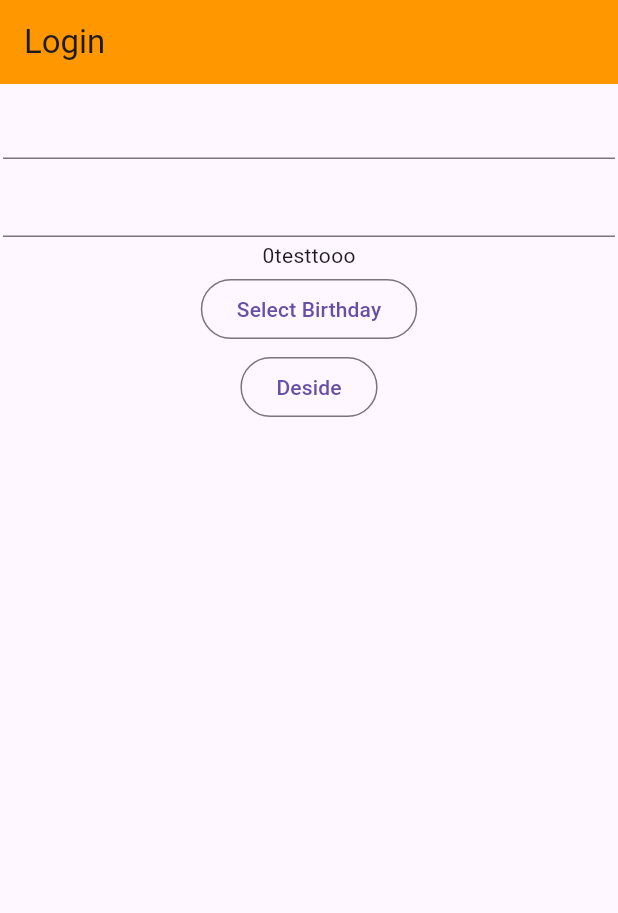
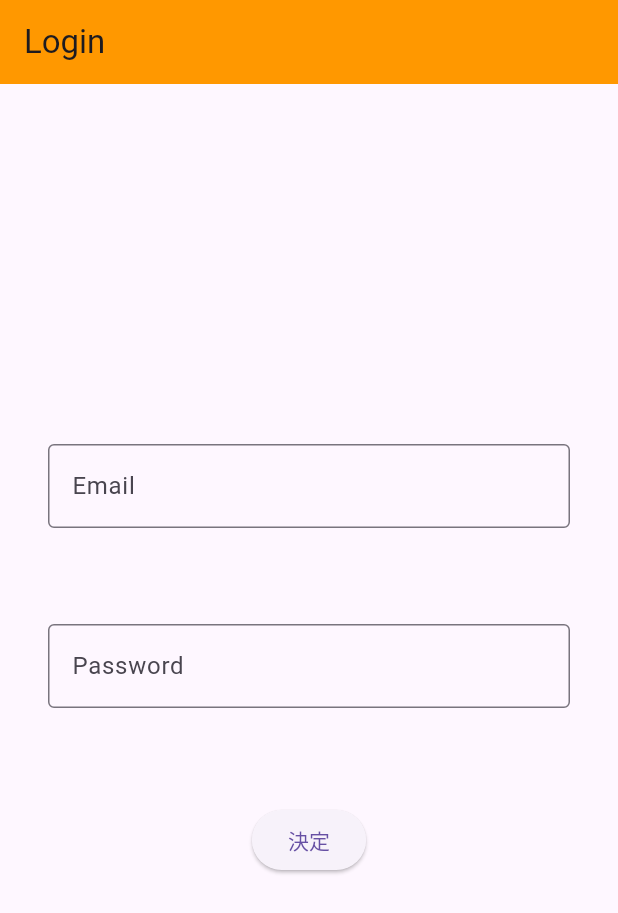
Before and after one commit to onion0904/segon_pix, a Flutter app: the screen it shows after launch, on a phone screen of 412 x 824 dp. Shown: the top 913 px of the screen. Run offline on Flutter 3.47's test engine with Material 3 defaults, Android fonts, the phone set to English and light mode, and no system bars; our stand-ins replace flutter_hooks, go_router.

Commit message:
remake sign_form to input_form to have flexibility

```diff
--- /dev/null
+++ b/client/lib/screens/commons/input_form.dart
@@ -0,0 +1,46 @@
+import 'package:flutter/material.dart';
+import 'package:flutter_hooks/flutter_hooks.dart';
+import 'package:go_router/go_router.dart';
+
+const p = 32.0;
+const double n = p;
+
+class InputForm extends HookWidget {
+  const InputForm({
+    super.key,
+    required this.controllers,
+    required this.validators,
+    required this.labels,
+  });
+
+  final List<TextEditingController> controllers;
+  final List<String? Function(String?)?> validators;
+  final List<String> labels;
+
+  @override
+  Widget build(context) {
+    return Form(
+        child: Column(mainAxisAlignment: MainAxisAlignment.center, children: [
+      for (int i = 0; i < controllers.length; i++)
+        Container(
+          constraints: const BoxConstraints(maxWidth: 1000),
+          padding: const EdgeInsets.fromLTRB(n, p, n, p),
+          child: TextFormField(
+            controller: controllers[i],
+            validator: validators[i],
+            decoration: InputDecoration(
+                border: const OutlineInputBorder(), labelText: labels[i]),
+          ),
+        ),
+        Padding(
+            padding: const EdgeInsets.all(p),
+            child: ElevatedButton(
+                onPressed: () {
+                  //TODO サーバに送信
+
+                  context.go("/hub");
+                },
+                child: const Text("決定")))
+    ]));
+  }
+}
--- a/client/lib/screens/logins/create_user.dart
+++ b/client/lib/screens/logins/create_user.dart
@@ -19,19 +19,18 @@ class CreateUser extends HookWidget {
       Form(
           key: formKey,
           child: Column(mainAxisAlignment: MainAxisAlignment.center, children: [
-            Padding(
-                padding: const EdgeInsets.all(p),
-                child: TextFormField(
-                    //name
-                    controller: nameController.value,
-                    validator: nameValidator)),
-            Padding(
-                padding: const EdgeInsets.all(p),
-                child: TextFormField(
-                    //description
-                    controller: descriptionController.value,
-                    validator: descriptionValidator)),
-            Text("${birthday.value}testtooo"),
+            // Padding(
+            //     padding: const EdgeInsets.all(p),
+            //     child: TextFormField(
+            //         //name
+            //         controller: nameController.value,
+            //         validator: nameValidator)),
+            // Padding(
+            //     padding: const EdgeInsets.all(p),
+            //     child: TextFormField(
+            //         //description
+            //         controller: descriptionController.value,
+            //         validator: descriptionValidator)),
             Padding(
                 padding: const EdgeInsets.all(p),
                 child: OutlinedButton(
--- a/client/lib/screens/logins/logins.dart
+++ b/client/lib/screens/logins/logins.dart
@@ -10,7 +10,7 @@ class Logins extends HookWidget {
 
   @override
   Widget build(context) {
-    final index = useState(3);
+    final index = useState(0);
 
     final loginUIList = [
       const Splash(),
--- a/client/lib/screens/logins/sign_in.dart
+++ b/client/lib/screens/logins/sign_in.dart
@@ -1,6 +1,6 @@
 import 'package:flutter/material.dart';
 import 'package:flutter_hooks/flutter_hooks.dart';
-import '../commons/sign_form.dart';
+import '../commons/input_form.dart';
 
 class SignIn extends HookWidget {
   final void Function(int) changeIndex;
@@ -11,7 +11,7 @@ class SignIn extends HookWidget {
 
     return Column(
       children: [
-        SignForm(),
+        InputForm( controllers: controllers, validators: validators, labels: labels),
           TextButton(
           onPressed: () => changeIndex(0),
           child: const Text("Go to Sign Up"),
@@ -20,3 +20,35 @@ class SignIn extends HookWidget {
     );
   }
 }
+
+
+//////////////////////////////////////////////////////
+
+final validators = [emailValiator, passwordValiator];
+
+final controllers = [
+  TextEditingController(),
+  TextEditingController(),
+];
+
+final labels = ["Email", "Password"];
+
+String? emailValiator(String? value) {
+  //TODO 正規表現によるメアドの形式チェック
+  if (value == null || value == "") {
+    return "メールアドレスを入力してください";
+  } else if (!value.contains("@")) {
+    return "有効な形式ではありません";
+  }
+  return "";
+}
+
+String? passwordValiator(String? value) {
+  //TODO 正規表現による有効な文字チェック
+  if (value == null || value == "") {
+    return "パスワードを入力してください";
+  } else if (8 <= value.length && value.length <= 32) {
+    return "8文字以上32文字以下にしてください";
+  }
+  return "";
+}
--- a/client/lib/screens/logins/sign_up.dart
+++ b/client/lib/screens/logins/sign_up.dart
@@ -1,5 +1,5 @@
 import 'package:flutter/material.dart';
-import '../commons/sign_form.dart';
+import '../commons/input_form.dart';
 
 class SignUp extends StatelessWidget {
   final void Function(int) changeIndex;
@@ -9,7 +9,7 @@ class SignUp extends StatelessWidget {
   Widget build(context) {
     return Column(
       children: [
-        SignForm(),
+        InputForm( controllers: controllers, validators: validators, labels: labels),
         TextButton(
           child: const Text("go to splash"),
           onPressed: () => changeIndex(0)
@@ -18,3 +18,35 @@ class SignUp extends StatelessWidget {
     );
   }
 }
+
+
+//////////////////////////////////////////////////////
+
+final validators = [emailValiator, passwordValiator];
+
+final controllers = [
+  TextEditingController(),
+  TextEditingController(),
+];
+
+final labels = ["Email", "Password"];
+
+String? emailValiator(String? value) {
+  //TODO 正規表現によるメアドの形式チェック
+  if (value == null || value == "") {
+    return "メールアドレスを入力してください";
+  } else if (!value.contains("@")) {
+    return "有効な形式ではありません";
+  }
+  return "";
+}
+
+String? passwordValiator(String? value) {
+  //TODO 正規表現による有効な文字チェック
+  if (value == null || value == "") {
+    return "パスワードを入力してください";
+  } else if (8 <= value.length && value.length <= 32) {
+    return "8文字以上32文字以下にしてください";
+  }
+  return "";
+}
--- a/client/lib/screens/logins/splash.dart
+++ b/client/lib/screens/logins/splash.dart
@@ -1,11 +1,44 @@
 import 'package:flutter/material.dart';
-import '../commons/sign_form.dart';
+import '../commons/input_form.dart';
 
 class Splash extends StatelessWidget {
   const Splash({super.key});
 
   @override
   Widget build(context) {
-    return Center(child: SignForm());
+    return Center(child: InputForm( controllers: controllers, validators: validators, labels: labels),);
   }
 }
+
+
+
+//////////////////////////////////////////////////////
+
+final validators = [emailValiator, passwordValiator];
+
+final controllers = [
+  TextEditingController(),
+  TextEditingController(),
+];
+
+final labels = ["Email", "Password"];
+
+String? emailValiator(String? value) {
+  //TODO 正規表現によるメアドの形式チェック
+  if (value == null || value == "") {
+    return "メールアドレスを入力してください";
+  } else if (!value.contains("@")) {
+    return "有効な形式ではありません";
+  }
+  return "";
+}
+
+String? passwordValiator(String? value) {
+  //TODO 正規表現による有効な文字チェック
+  if (value == null || value == "") {
+    return "パスワードを入力してください";
+  } else if (8 <= value.length && value.length <= 32) {
+    return "8文字以上32文字以下にしてください";
+  }
+  return "";
+}
```
Also changed, not shown: client/lib/screens/commons/sign_form.dart (deleted, +0 -79 lines).
